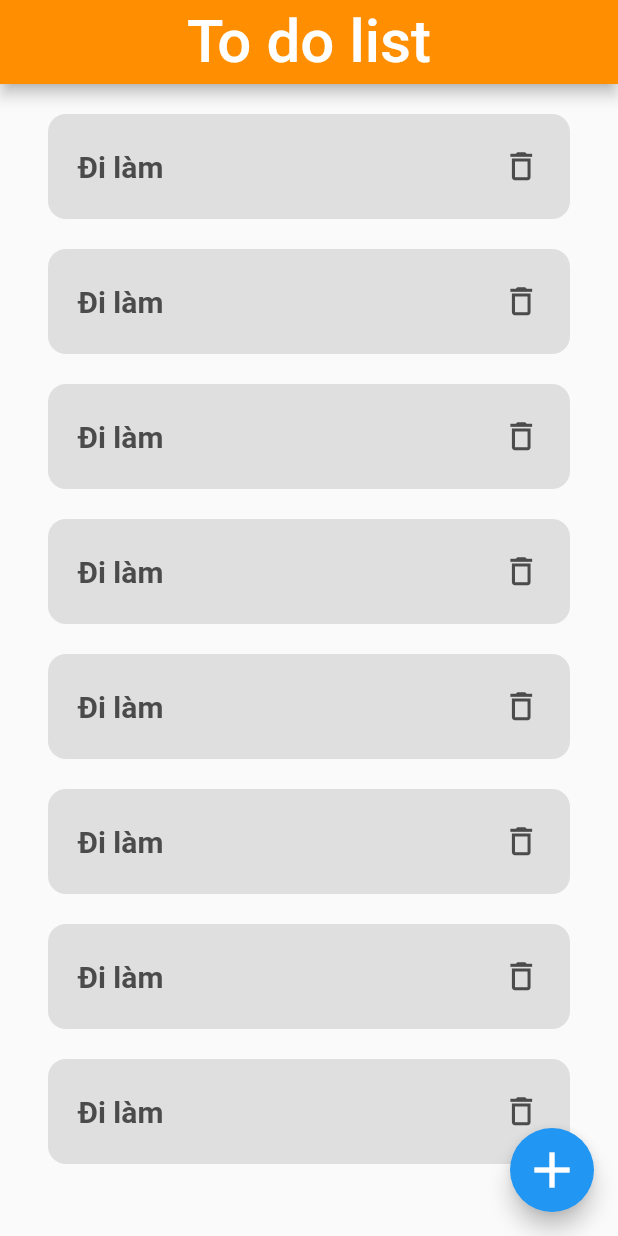
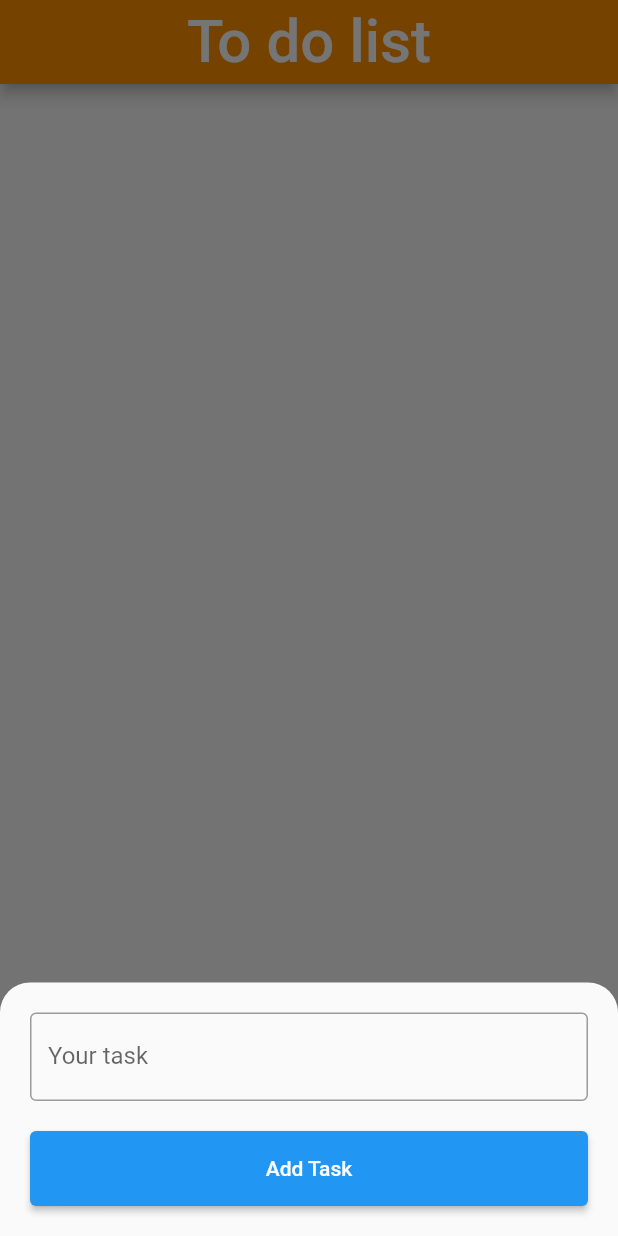
Before and after one commit to vietanh1408/to-do-app-flutter, a Flutter app: the screen it shows after launch, after a tap on the "add" icon, on a phone screen of 412 x 824 dp. Run offline on Flutter 3.47's test engine with Material 2 defaults, Android fonts, the phone set to English and light mode, and no system bars; missing offline and left inert: confirm_dialog.

Commit message:
Add task + delete task

```diff
--- a/lib/main.dart
+++ b/lib/main.dart
@@ -1,3 +1,5 @@
+import 'package:first_app/modal/items.dart';
+import 'package:first_app/widget/card_modal_bottom.dart';
 import 'package:flutter/material.dart';
 
 import 'widget/card_body_widget.dart';
@@ -9,8 +11,28 @@ void main(List<String> args) {
   ));
 }
 
-class MyApp extends StatelessWidget {
-  const MyApp({super.key});
+class MyApp extends StatefulWidget {
+  const MyApp({Key? key}) : super(key: key);
+
+  @override
+  State<MyApp> createState() => _MyAppState();
+}
+
+class _MyAppState extends State<MyApp> {
+  final List<DataItems> items = [];
+
+  void _handleAddTask(String name) {
+    final newItem = DataItems(id: DateTime.now().toString(), name: name);
+    setState(() {
+      items.add(newItem);
+    });
+  }
+
+  void _handleDeleteTask(String id) {
+    setState(() {
+      items.removeWhere((item) => item.id == id);
+    });
+  }
 
   // This widget is the root of your application.
   @override
@@ -30,20 +52,26 @@ class MyApp extends StatelessWidget {
             vertical: 20,
           ),
           child: Column(
-            children: const [
-              CardBody(),
-              CardBody(),
-              CardBody(),
-              CardBody(),
-              CardBody(),
-              CardBody(),
-              CardBody(),
-              CardBody(),
-            ],
+            children: items
+                .map((item) => CardBody(
+                      item: item,
+                      deleteTask: _handleDeleteTask,
+                    ))
+                .toList(),
           )),
       floatingActionButton: FloatingActionButton(
         onPressed: () {
-          print('on press');
+          showModalBottomSheet(
+              shape: const RoundedRectangleBorder(
+                borderRadius: BorderRadius.vertical(
+                  top: Radius.circular(20),
+                ),
+              ),
+              isScrollControlled: true,
+              context: context,
+              builder: (BuildContext content) {
+                return ModalBottom(addTask: _handleAddTask);
+              });
         },
         child: const Icon(
           Icons.add,
--- /dev/null
+++ b/lib/modal/items.dart
@@ -0,0 +1,6 @@
+class DataItems {
+  final String id;
+  final String name;
+
+  DataItems({required this.id, required this.name});
+}
--- a/lib/widget/card_body_widget.dart
+++ b/lib/widget/card_body_widget.dart
@@ -1,9 +1,17 @@
 import 'package:flutter/material.dart';
+import 'package:confirm_dialog/confirm_dialog.dart';
 
 class CardBody extends StatelessWidget {
-  const CardBody({
-    super.key,
-  });
+  CardBody({Key? key, required this.item, required this.deleteTask})
+      : super(key: key);
+
+  var item;
+
+  final Function deleteTask;
+
+  void _handleDeleteTask(String id) {
+    deleteTask(id);
+  }
 
   @override
   Widget build(BuildContext context) {
@@ -23,17 +31,28 @@ class CardBody extends StatelessWidget {
           ),
           child: Row(
             mainAxisAlignment: MainAxisAlignment.spaceBetween,
-            children: const [
-              Text('Đi làm',
-                  style: TextStyle(
+            children: [
+              Text(item.name,
+                  style: const TextStyle(
                     fontSize: 20,
                     color: Color(0xff4B4B4B),
                     fontWeight: FontWeight.bold,
                   )),
-              Icon(
-                Icons.delete_outline,
-                size: 25,
-                color: Color(0xff4B4B4B),
+              InkWell(
+                onTap: () async {
+                  if (await confirm(
+                    context,
+                    content: const Text('Do you want to delete this task?'),
+                  )) {
+                    _handleDeleteTask(item.id);
+                  }
+                  return;
+                },
+                child: const Icon(
+                  Icons.delete_outline,
+                  size: 25,
+                  color: Color(0xff4B4B4B),
+                ),
               ),
             ],
           ),
--- /dev/null
+++ b/lib/widget/card_modal_bottom.dart
@@ -0,0 +1,59 @@
+import 'package:flutter/material.dart';
+
+class ModalBottom extends StatelessWidget {
+  ModalBottom({
+    super.key,
+    required this.addTask,
+  });
+
+  final Function addTask;
+
+  TextEditingController controller = TextEditingController();
+
+  void _handleOnClick(BuildContext context) {
+    final name = controller.text;
+    if (name.isEmpty) {
+      return;
+    }
+    addTask(name);
+    // Back to main screen
+    Navigator.pop(context);
+  }
+
+  @override
+  Widget build(BuildContext context) {
+    return Padding(
+      padding: MediaQuery.of(context).viewInsets,
+      child: SingleChildScrollView(
+          padding: const EdgeInsets.symmetric(
+            horizontal: 20,
+            vertical: 20,
+          ),
+          child: Column(
+            children: [
+              TextField(
+                controller: controller,
+                decoration: const InputDecoration(
+                  border: OutlineInputBorder(),
+                  labelText: 'Your task',
+                ),
+                keyboardType: TextInputType.text,
+              ),
+              const SizedBox(
+                height: 20,
+              ),
+              SizedBox(
+                width: double.infinity,
+                height: 50,
+                child: ElevatedButton(
+                  onPressed: () {
+                    _handleOnClick(context);
+                  },
+                  child: const Text('Add Task'),
+                ),
+              )
+            ],
+          )),
+    );
+  }
+}
--- a/pubspec.yaml
+++ b/pubspec.yaml
@@ -35,6 +35,7 @@ dependencies:
   # The following adds the Cupertino Icons font to your application.
   # Use with the CupertinoIcons class for iOS style icons.
   cupertino_icons: ^1.0.2
+  confirm_dialog: ^1.0.1
 
 dev_dependencies:
   flutter_test:
```
Also changed, not shown: pubspec.lock.
